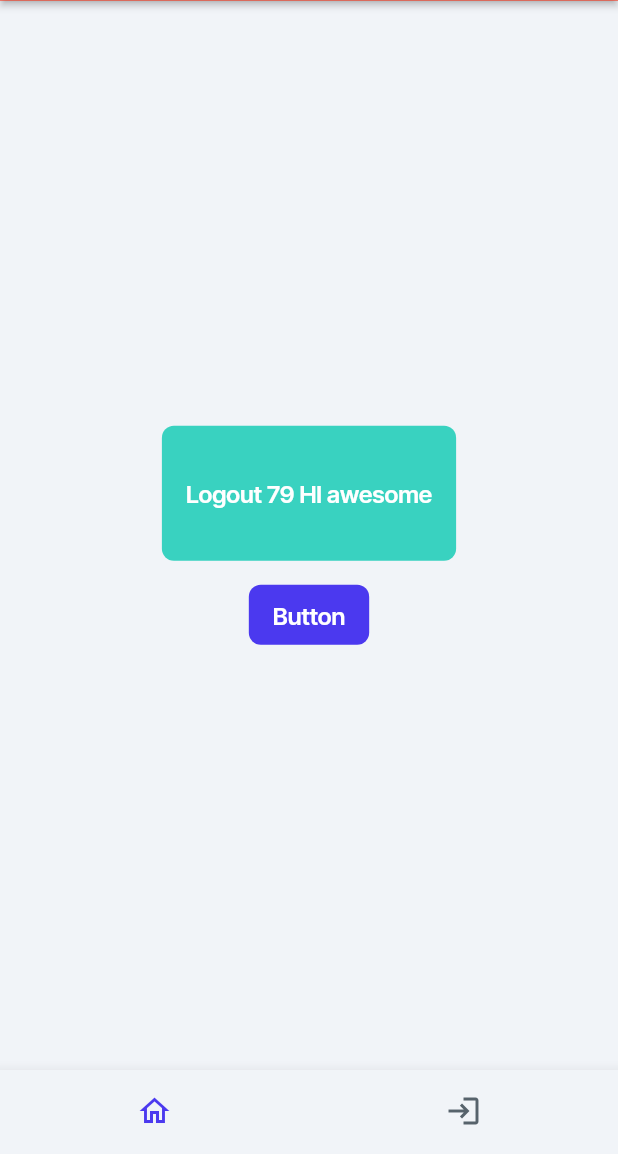
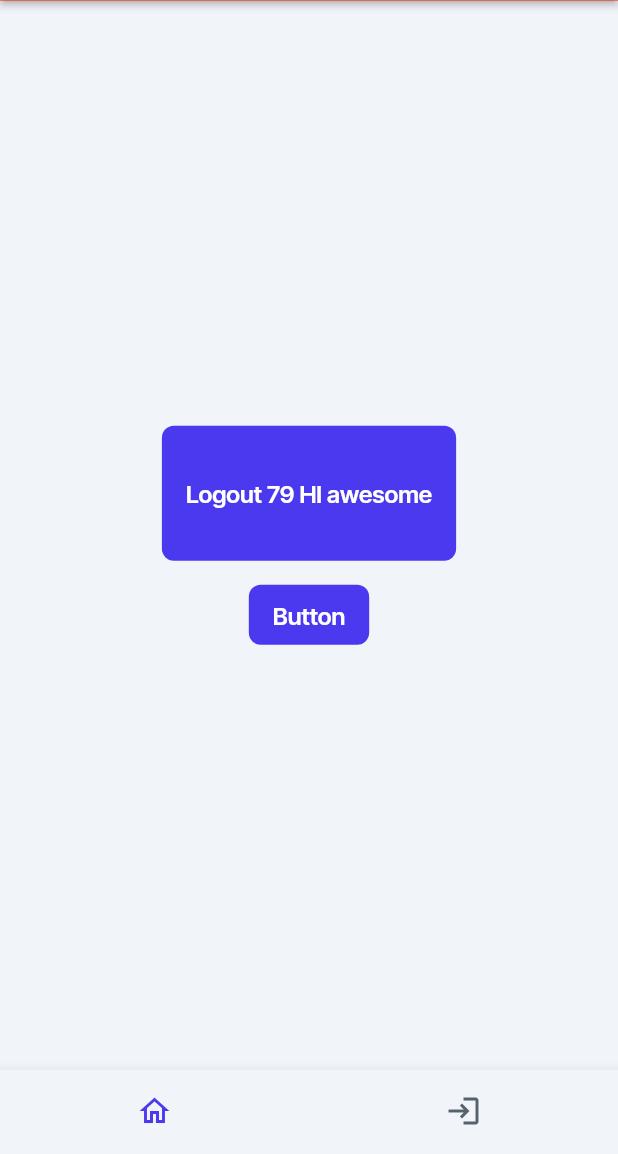
Before and after one commit to ffhr/FlutterFlowBenchmark, a Flutter app: the screen it shows once a user with an empty profile is signed in, on a phone screen of 412 x 824 dp, the part 82-1236 px from its top. Run offline on Flutter 3.47's test engine with Material 3 defaults, Android fonts, the phone set to English and light mode, and no system bars; drawn by our look-alikes of auto_size_text; our stand-ins replace firebase_auth, firebase_core, font_awesome_flutter, from_css_color, go_router, google_fonts and 6 more; missing offline and left inert: json_path; accounts and stored records are empty; statements that could not run were skipped.

Commit message:
Updating to latest FlutterFlow output.

```diff
--- a/lib/pages/home_page/home_page_widget.dart
+++ b/lib/pages/home_page/home_page_widget.dart
@@ -84,7 +84,7 @@ class _HomePageWidgetState extends State<HomePageWidget> {
                         EdgeInsetsDirectional.fromSTEB(16.0, 0.0, 16.0, 0.0),
                     iconPadding:
                         EdgeInsetsDirectional.fromSTEB(0.0, 0.0, 0.0, 0.0),
-                    color: FlutterFlowTheme.of(context).secondary,
+                    color: FlutterFlowTheme.of(context).primary,
                     textStyle: FlutterFlowTheme.of(context).titleSmall.override(
                           fontFamily: 'Inter Tight',
                           color: Colors.white,
```
